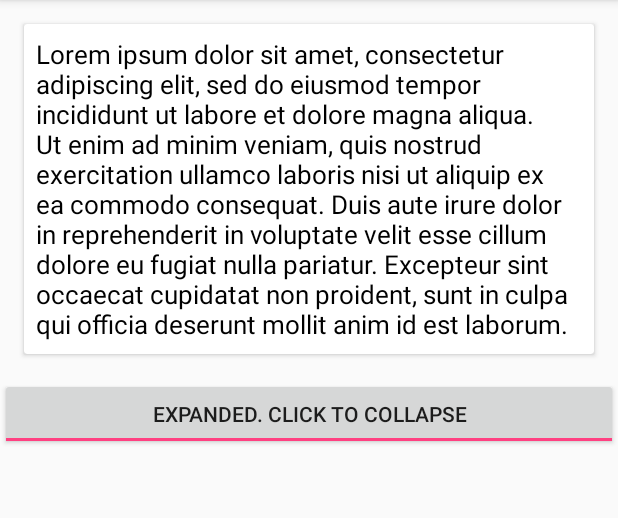
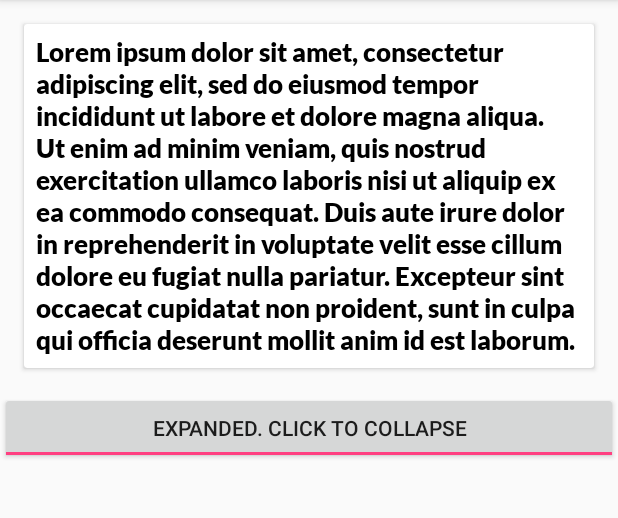
Before and after one commit to arslancharyev31/Anko-ExpandableTextView, an Android app: the JavaActivity screen opened directly, with no data from a screen before it, after a tap on an icon or button, on a phone screen of 412 x 824 dp, the part 84-602 px from its top. Run offline under Robolectric (Android 15) with nearby library versions, the phone set to English and light mode, and no system bars; 2 statements that could not run were skipped.

Commit message:
Generated new icon, removed round one Replaced `compile` with `implementation` in gradle configs ExpandableTextView now extends from AppCompatTextView to support fonts Demo module updates with font usage

```diff
--- a/demo/src/main/AndroidManifest.xml
+++ b/demo/src/main/AndroidManifest.xml
@@ -5,12 +5,10 @@
     <application
         android:icon="@mipmap/ic_launcher"
         android:label="@string/app_name"
-        android:roundIcon="@mipmap/ic_launcher_round"
         android:theme="@style/AppTheme">
         <activity android:name=".KotlinActivity">
             <intent-filter>
                 <action android:name="android.intent.action.MAIN"/>
-
                 <category android:name="android.intent.category.LAUNCHER"/>
             </intent-filter>
         </activity>
--- a/demo/src/main/java/tm/charlie/expandabletextview/demo/JavaActivity.java
+++ b/demo/src/main/java/tm/charlie/expandabletextview/demo/JavaActivity.java
@@ -7,8 +7,7 @@ import android.widget.ToggleButton;
 
 import tm.charlie.expandabletextview.ExpandableTextView;
 
-import static tm.charlie.expandabletextview.demo.ExtensionsKt.makeClickable;
-// Generated by Kotlin
+import static tm.charlie.expandabletextview.demo.ExtensionsKt.makeClickable; // Generated by Kotlin
 
 public class JavaActivity extends AppCompatActivity{
 	@Override
@@ -16,8 +15,8 @@ public class JavaActivity extends AppCompatActivity{
 		super.onCreate(savedInstanceState);
 		setContentView(R.layout.java_activity_main);
 
-		final ExpandableTextView expandableText = (ExpandableTextView) findViewById(R.id.expandable_textview);
-		final ToggleButton toggleButton = (ToggleButton) findViewById(R.id.toggle_expand);
+		final ExpandableTextView expandableText = findViewById(R.id.expandable_textview);
+		final ToggleButton toggleButton = findViewById(R.id.toggle_expand);
 
 		makeClickable(expandableText, false);
 		expandableText.setOnClickListener(new View.OnClickListener(){
--- a/demo/src/main/java/tm/charlie/expandabletextview/demo/KotlinActivity.kt
+++ b/demo/src/main/java/tm/charlie/expandabletextview/demo/KotlinActivity.kt
@@ -2,6 +2,7 @@ package tm.charlie.expandabletextview.demo
 
 import android.graphics.Color
 import android.os.Bundle
+import android.support.v4.content.res.ResourcesCompat
 import android.support.v7.app.AppCompatActivity
 import android.text.TextUtils.TruncateAt
 import android.widget.ToggleButton
@@ -34,6 +35,7 @@ class KotlinActivity: AppCompatActivity() {
 							ellipsize = TruncateAt.START
 							textSize = 17f
 							textColor = Color.BLACK
+							typeface = ResourcesCompat.getFont(context, R.font.lato_black)
 							animationDuration = 300
 
 							makeClickable()
--- a/demo/src/main/res/layout/java_activity_main.xml
+++ b/demo/src/main/res/layout/java_activity_main.xml
@@ -21,6 +21,7 @@
                 android:layout_height="wrap_content"
                 android:layout_margin="8dp"
                 android:ellipsize="end"
+                android:fontFamily="@font/lato_black"
                 android:maxLines="3"
                 android:text="@string/lipsum_long"
                 android:textColor="@android:color/black"
--- a/expandable-textview/build.gradle
+++ b/expandable-textview/build.gradle
@@ -22,8 +22,9 @@ android {
 }
 
 dependencies {
-    compile "org.jetbrains.kotlin:kotlin-stdlib-jre7:$kotlinVersion"
-    compile "org.jetbrains.anko:anko:$ankoVersion"
+    implementation "org.jetbrains.kotlin:kotlin-stdlib-jre7:$kotlinVersion"
+    implementation "org.jetbrains.anko:anko:$ankoVersion"
+    implementation "com.android.support:appcompat-v7:$supportLibraryVersion"
 }
 
 // Configs for publishing
--- a/expandable-textview/src/main/java/tm/charlie/expandabletextview/ExpandableTextView.kt
+++ b/expandable-textview/src/main/java/tm/charlie/expandabletextview/ExpandableTextView.kt
@@ -6,13 +6,13 @@ import android.animation.ValueAnimator
 import android.content.Context
 import android.os.Parcel
 import android.os.Parcelable
+import android.support.v7.widget.AppCompatTextView
 import android.util.AttributeSet
 import android.view.View.MeasureSpec.makeMeasureSpec
 import android.view.animation.AccelerateDecelerateInterpolator
-import android.widget.TextView
 import org.jetbrains.anko.wrapContent
 
-open class ExpandableTextView: TextView {
+open class ExpandableTextView: AppCompatTextView {
 	constructor(context: Context): super(context) {
 		initAttrs()
 	}
@@ -24,11 +24,6 @@ open class ExpandableTextView: TextView {
 	constructor(context: Context, attrs: AttributeSet?, defStyleAttr: Int)
 			: super(context, attrs, defStyleAttr) {
 		initAttrs(attrs, defStyleAttr)
-	}
-
-	constructor(context: Context, attrs: AttributeSet?, defStyleAttr: Int, defStyleRes: Int)
-			: super(context, attrs, defStyleAttr, defStyleRes) {
-		initAttrs(attrs, defStyleAttr, defStyleRes)
 	}
 
 	// private properties
```
Also changed, not shown: demo/build.gradle (+7 -7 lines), expandable-textview/src/main/java/tm/charlie/expandabletextview/Extensions.kt (+8 -2 lines), demo/src/main/res/font/lato_black.ttf (added), demo/src/main/res/mipmap-hdpi/ic_launcher.png, demo/src/main/res/mipmap-hdpi/ic_launcher_round.png (deleted), demo/src/main/res/mipmap-mdpi/ic_launcher.png, demo/src/main/res/mipmap-mdpi/ic_launcher_round.png (deleted), demo/src/main/res/mipmap-xhdpi/ic_launcher.png, demo/src/main/res/mipmap-xhdpi/ic_launcher_round.png (deleted), demo/src/main/res/mipmap-xxhdpi/ic_launcher.png, demo/src/main/res/mipmap-xxhdpi/ic_launcher_round.png (deleted), demo/src/main/res/mipmap-xxxhdpi/ic_launcher.png, demo/src/main/res/mipmap-xxxhdpi/ic_launcher_round.png (deleted).
